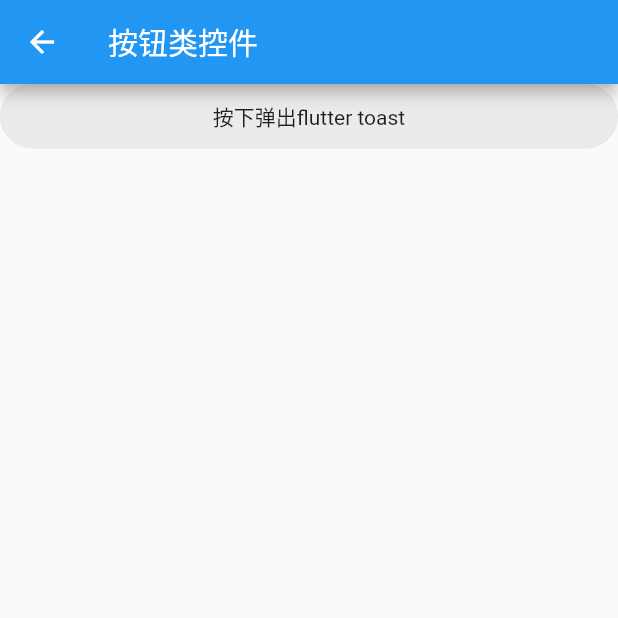
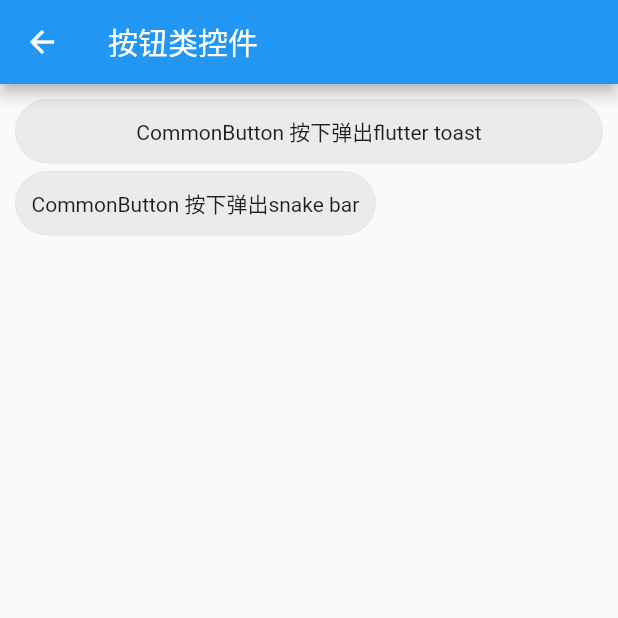
Before and after one commit to zlqscount/zui_flutter, a Flutter app: the ButtonRoute screen opened directly, on a phone screen of 412 x 824 dp, the top half of it. Run offline on Flutter 3.47's test engine with Material 2 defaults, Android fonts, the phone set to English and light mode, and no system bars; our stand-ins replace fluttertoast.

Commit message:
增加toast和SnakeBar

```diff
--- a/lib/home/commonuse/detail/button/button_route.dart
+++ b/lib/home/commonuse/detail/button/button_route.dart
@@ -1,7 +1,6 @@
 import 'package:flutter/material.dart';
 import 'package:fluttertoast/fluttertoast.dart';
 import 'package:zuiflutter/view/button/self_button.dart';
-import 'package:zuiflutter/view/item_view.dart';
 
 class ButtonRoute extends StatefulWidget {
   ButtonRoute({Key key}) : super(key: key);
@@ -13,6 +12,9 @@ class ButtonRoute extends StatefulWidget {
 }
 
 class _ButtonState extends State<ButtonRoute> {
+  int count = 0;
+  int count2 = 0;
+
   @override
   void initState() {
     super.initState();
@@ -23,27 +25,48 @@ class _ButtonState extends State<ButtonRoute> {
     super.dispose();
   }
 
-  int count = 0;
-
   @override
   Widget build(BuildContext context) {
     return new Scaffold(
       appBar: AppBar(
         title: Text("按钮类控件"),
       ),
-      body: ListView(
+      body: new Builder(builder: (BuildContext context) {
+        return ListView(
+          padding: EdgeInsets.all(10),
           children: <Widget>[
             CommonButton(
-            "按下弹出flutter toast",
+              "CommonButton 按下弹出flutter toast",
               MClickListener: () {
                 Fluttertoast.cancel();
                 Fluttertoast.showToast(
                     msg: "按下弹出 flutter toast " + (count++).toString(),
                     fontSize: 13);
               },
-          )
+            ),
+            SizedBox(
+              height: 5,
+            ),
+            CommonButton(
+              "CommonButton 按下弹出snake bar",
+              fitSelf: true,
+              MClickListener: () {
+                final snackBar = new SnackBar(
+                  content: new Text('这是一个SnackBar ' + (count2++).toString()),
+                  action: new SnackBarAction(
+                      label: "撤销",
+                      onPressed: () {
+                        Scaffold.of(context).hideCurrentSnackBar();
+                      }),
+                );
+                //context要使用new Builder(builder: (BuildContext context)的
+                Scaffold.of(context).hideCurrentSnackBar();
+                Scaffold.of(context).showSnackBar(snackBar);
+              },
+            ),
           ],
-      ),
+        );
+      }),
     );
   }
 }
--- a/lib/view/button/self_button.dart
+++ b/lib/view/button/self_button.dart
@@ -7,11 +7,15 @@ class CommonButton extends Container {
   Color backgroundColor;
   TextStyle textStyle;
 
+  ///是否自适应
+  bool fitSelf;
+
   ///普通按钮
   CommonButton(this.tx,
       {this.MClickListener,
       this.textStyle,
       this.backgroundColor = const Color(0xffebebeb),
+      this.fitSelf = false,
       this.borderSide = const BorderSide(
         width: 1,
         color: Color(0xffe8e8e8),
@@ -22,8 +26,8 @@ class CommonButton extends Container {
   get onPressed => MClickListener;
 
   @override
-  Widget get child => GestureDetector(
-        child: Container(
+  Widget get child {
+    Widget childContainer = Container(
       alignment: Alignment.center,
       padding: EdgeInsets.all(10),
       decoration: ShapeDecoration(
@@ -32,8 +36,19 @@ class CommonButton extends Container {
           side: borderSide,
         ),
       ),
-          child: Text(tx, style: textStyle,),
+      child: Text(
+        tx,
+        style: textStyle,
+        softWrap: true,
       ),
+    );
+    return GestureDetector(
+      child: fitSelf
+          ? Row(
+              mainAxisSize: MainAxisSize.min,
+              children: <Widget>[childContainer],
+            )
+          : childContainer,
       onTap: () {
         if (MClickListener != null) {
           MClickListener();
@@ -41,3 +56,4 @@ class CommonButton extends Container {
       },
     );
   }
+}
```
Lines whose indentation alone changed are shown as unchanged.
